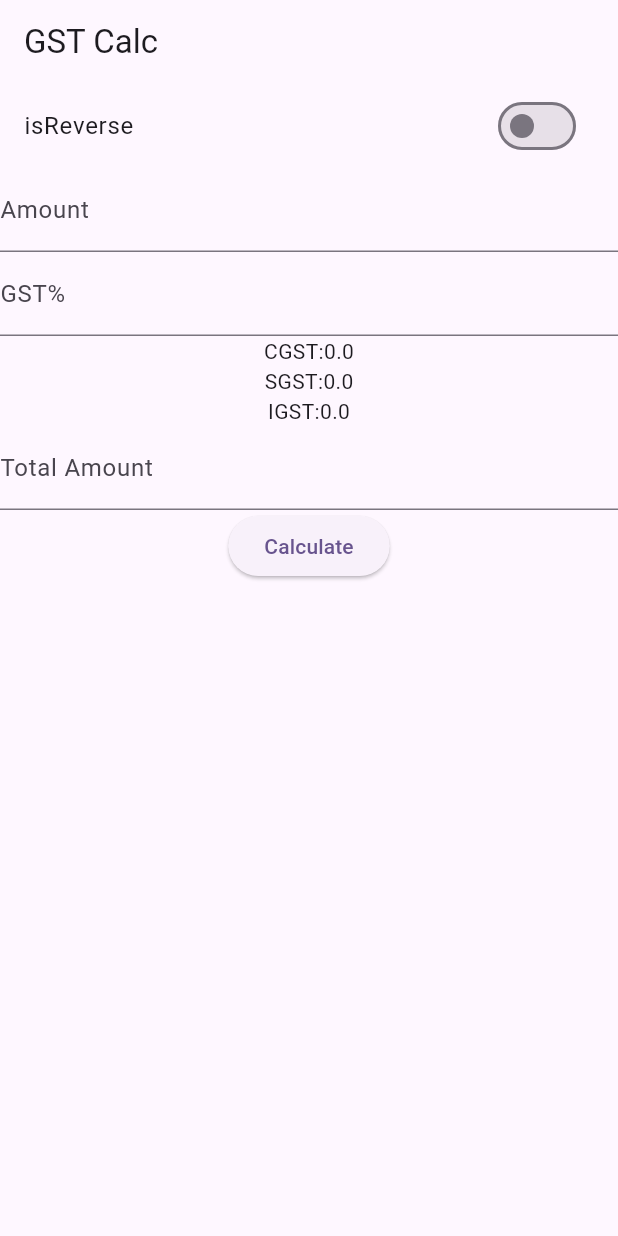
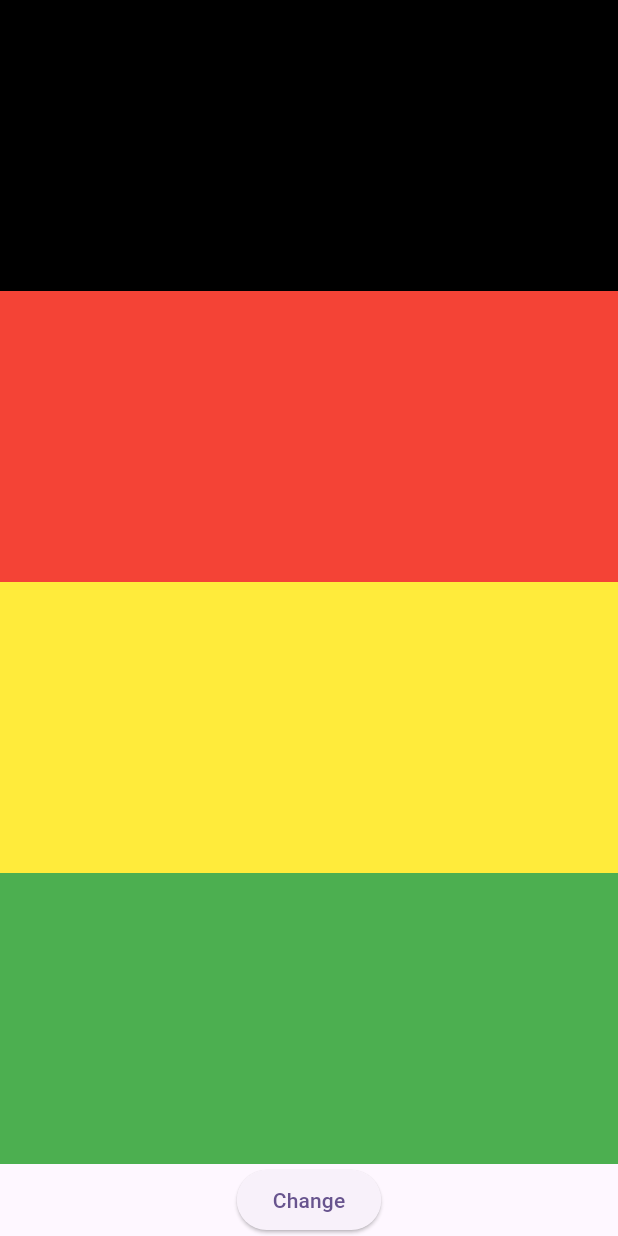
Before and after one commit to saarzooms/batch_cd_apps_rku_2024-25, a Flutter app: the screen it shows after launch, on a phone screen of 412 x 824 dp. Run offline on Flutter 3.47's test engine with Material 3 defaults, Android fonts, the phone set to English and light mode, and no system bars; our stand-ins replace shared_preferences.

Commit message:
color screen changes

```diff
--- a/gst_calc/lib/main.dart
+++ b/gst_calc/lib/main.dart
@@ -1,5 +1,6 @@
 import 'package:flutter/material.dart';
 
+import 'screens/color_screen.dart';
 import 'screens/gst_screen.dart';
 
 void main() {
@@ -33,7 +34,7 @@ class MyApp extends StatelessWidget {
         colorScheme: ColorScheme.fromSeed(seedColor: Colors.deepPurple),
         useMaterial3: true,
       ),
-      home: GSTScreen(),
+      home: ColorScreen(),
     );
   }
 }
--- /dev/null
+++ b/gst_calc/lib/screens/color_screen.dart
@@ -0,0 +1,44 @@
+import 'package:flutter/material.dart';
+
+class ColorScreen extends StatefulWidget {
+  const ColorScreen({super.key});
+
+  @override
+  State<ColorScreen> createState() => _ColorScreenState();
+}
+
+class _ColorScreenState extends State<ColorScreen> {
+  List colors = [Colors.black, Colors.red, Colors.yellow, Colors.green];
+  int i = 0;
+  @override
+  Widget build(BuildContext context) {
+    return Scaffold(
+        body: Column(
+      children: [
+        Expanded(
+            child: Container(
+          color: colors[(i) % 4],
+        )),
+        Expanded(
+            child: Container(
+          color: colors[(i + 1) % 4],
+        )),
+        Expanded(
+            child: Container(
+          color: colors[(i + 2) % 4],
+        )),
+        Expanded(
+            child: Container(
+          color: colors[(i + 3) % 4],
+        )),
+        ElevatedButton(
+          onPressed: () {
+            i++;
+            setState(() {});
+          },
+          child: Text('Change'),
+        ),
+      ],
+    ));
+  }
+}
```
Also changed, not shown: gst_calc/lib/screens/gst_screen.dart (+23 -10 lines).
